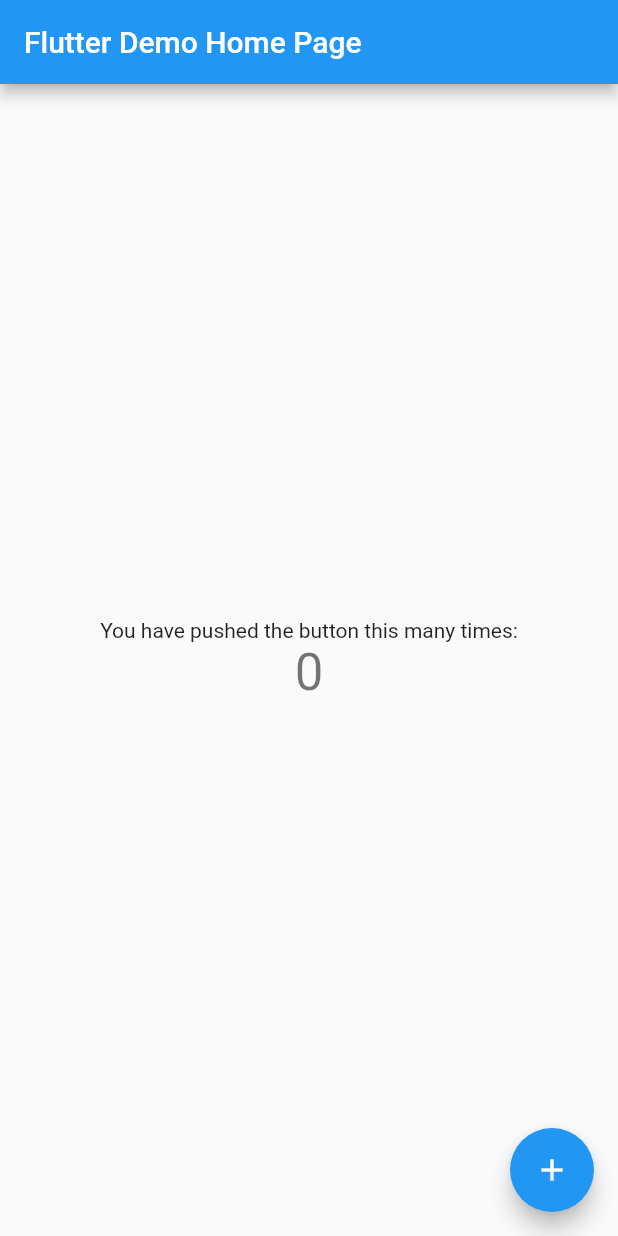
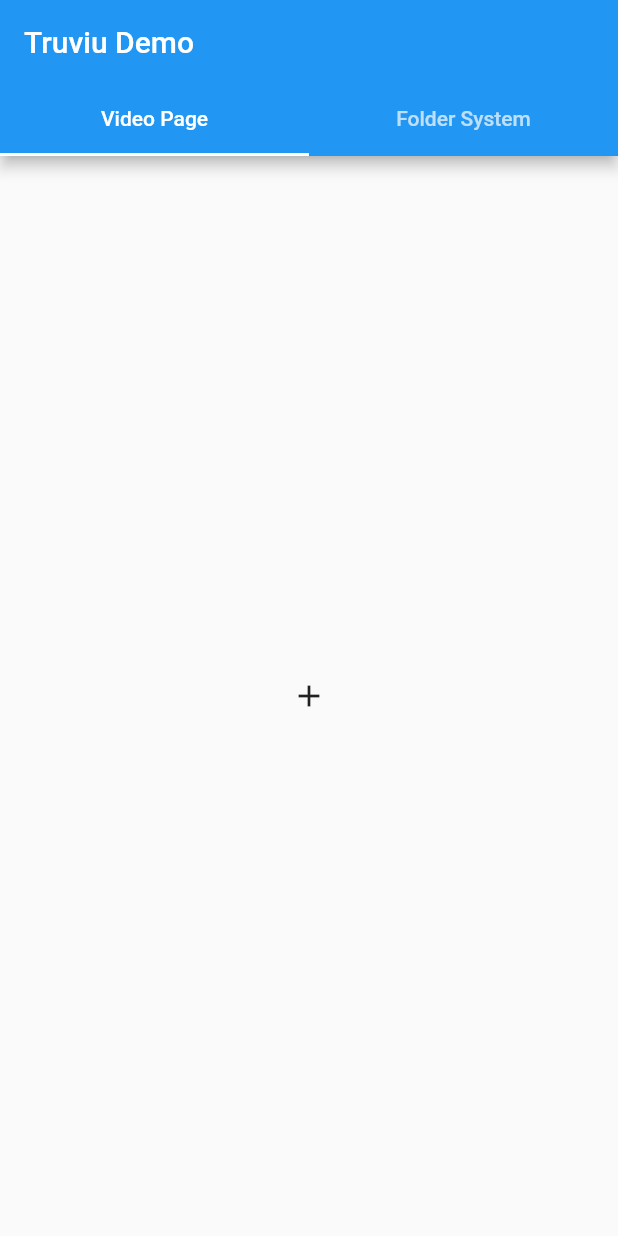
Before and after one commit to tajwarfarhan48/truviu-bvp, a Flutter app: the screen it shows after launch, on a phone screen of 412 x 824 dp. Run offline on Flutter 3.47's test engine with Material 2 defaults, Android fonts, the phone set to English and light mode, and no system bars.

Commit message:
Added tab system for cycling between demo screens

```diff
--- a/truviu_bvp/lib/main.dart
+++ b/truviu_bvp/lib/main.dart
@@ -1,115 +1,36 @@
 import 'package:flutter/material.dart';
 
 void main() {
-  runApp(const MyApp());
+  runApp(const TruviuApp());
 }
 
-class MyApp extends StatelessWidget {
-  const MyApp({Key? key}) : super(key: key);
+class TruviuApp extends StatelessWidget {
+  const TruviuApp({key}) : super(key: key);
 
-  // This widget is the root of your application.
   @override
   Widget build(BuildContext context) {
     return MaterialApp(
-      title: 'Flutter Demo',
-      theme: ThemeData(
-        // This is the theme of your application.
-        //
-        // Try running your application with "flutter run". You'll see the
-        // application has a blue toolbar. Then, without quitting the app, try
-        // changing the primarySwatch below to Colors.green and then invoke
-        // "hot reload" (press "r" in the console where you ran "flutter run",
-        // or simply save your changes to "hot reload" in a Flutter IDE).
-        // Notice that the counter didn't reset back to zero; the application
-        // is not restarted.
-        primarySwatch: Colors.blue,
-      ),
-      home: const MyHomePage(title: 'Flutter Demo Home Page'),
+      title: "Truviu Demo",
+      home: DefaultTabController(
+        length: 2,
+        child: Scaffold(
+          appBar: AppBar(
+            title: const Text("Truviu Demo"),
+            bottom: const TabBar(
+              tabs: [
+                Tab(text: 'Video Page'),
+                Tab(text: 'Folder System')
+              ]
+            )
+          ),
+          body: const TabBarView(
+            children: [
+              Icon(Icons.add),
+              Icon(Icons.abc)
+            ]
+          )
+        )
+      )
     );
   }
 }
-
-class MyHomePage extends StatefulWidget {
-  const MyHomePage({Key? key, required this.title}) : super(key: key);
-
-  // This widget is the home page of your application. It is stateful, meaning
-  // that it has a State object (defined below) that contains fields that affect
-  // how it looks.
-
-  // This class is the configuration for the state. It holds the values (in this
-  // case the title) provided by the parent (in this case the App widget) and
-  // used by the build method of the State. Fields in a Widget subclass are
-  // always marked "final".
-
-  final String title;
-
-  @override
-  State<MyHomePage> createState() => _MyHomePageState();
-}
-
-class _MyHomePageState extends State<MyHomePage> {
-  int _counter = 0;
-
-  void _incrementCounter() {
-    setState(() {
-      // This call to setState tells the Flutter framework that something has
-      // changed in this State, which causes it to rerun the build method below
-      // so that the display can reflect the updated values. If we changed
-      // _counter without calling setState(), then the build method would not be
-      // called again, and so nothing would appear to happen.
-      _counter++;
-    });
-  }
-
-  @override
-  Widget build(BuildContext context) {
-    // This method is rerun every time setState is called, for instance as done
-    // by the _incrementCounter method above.
-    //
-    // The Flutter framework has been optimized to make rerunning build methods
-    // fast, so that you can just rebuild anything that needs updating rather
-    // than having to individually change instances of widgets.
-    return Scaffold(
-      appBar: AppBar(
-        // Here we take the value from the MyHomePage object that was created by
-        // the App.build method, and use it to set our appbar title.
-        title: Text(widget.title),
-      ),
-      body: Center(
-        // Center is a layout widget. It takes a single child and positions it
-        // in the middle of the parent.
-        child: Column(
-          // Column is also a layout widget. It takes a list of children and
-          // arranges them vertically. By default, it sizes itself to fit its
-          // children horizontally, and tries to be as tall as its parent.
-          //
-          // Invoke "debug painting" (press "p" in the console, choose the
-          // "Toggle Debug Paint" action from the Flutter Inspector in Android
-          // Studio, or the "Toggle Debug Paint" command in Visual Studio Code)
-          // to see the wireframe for each widget.
-          //
-          // Column has various properties to control how it sizes itself and
-          // how it positions its children. Here we use mainAxisAlignment to
-          // center the children vertically; the main axis here is the vertical
-          // axis because Columns are vertical (the cross axis would be
-          // horizontal).
-          mainAxisAlignment: MainAxisAlignment.center,
-          children: <Widget>[
-            const Text(
-              'You have pushed the button this many times:',
-            ),
-            Text(
-              '$_counter',
-              style: Theme.of(context).textTheme.headline4,
-            ),
-          ],
-        ),
-      ),
-      floatingActionButton: FloatingActionButton(
-        onPressed: _incrementCounter,
-        tooltip: 'Increment',
-        child: const Icon(Icons.add),
-      ), // This trailing comma makes auto-formatting nicer for build methods.
-    );
-  }
-}
```
